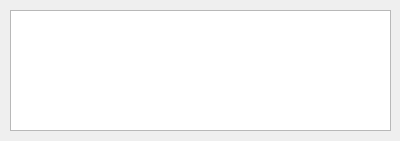
DINOZYAVIER/hospital-manager, file forms/patientrecordwidget.ui: the form before one commit.
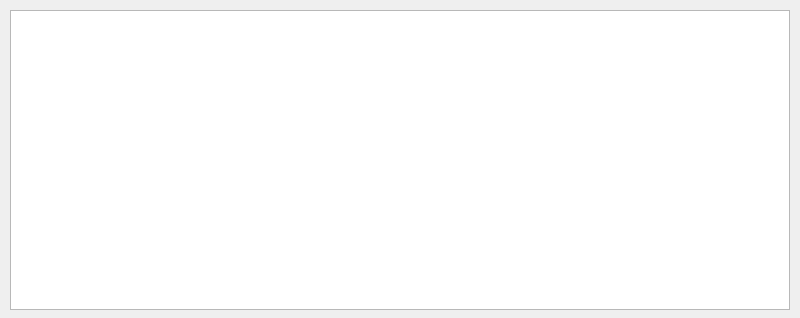
The form after the commit.

Commit message: Finished implementing custom record widget.

Diff of the .ui file:
```diff
--- a/forms/patientrecordwidget.ui
+++ b/forms/patientrecordwidget.ui
@@ -6,8 +6,8 @@
    <rect>
     <x>0</x>
     <y>0</y>
-    <width>400</width>
-    <height>141</height>
+    <width>800</width>
+    <height>318</height>
    </rect>
   </property>
   <property name="windowTitle">
@@ -18,10 +18,25 @@
     <rect>
      <x>10</x>
      <y>10</y>
-     <width>381</width>
-     <height>121</height>
+     <width>780</width>
+     <height>300</height>
     </rect>
    </property>
+   <property name="sizeAdjustPolicy">
+    <enum>QAbstractScrollArea::AdjustToContents</enum>
+   </property>
+   <attribute name="horizontalHeaderVisible">
+    <bool>true</bool>
+   </attribute>
+   <attribute name="horizontalHeaderStretchLastSection">
+    <bool>true</bool>
+   </attribute>
+   <attribute name="verticalHeaderVisible">
+    <bool>false</bool>
+   </attribute>
+   <attribute name="verticalHeaderStretchLastSection">
+    <bool>false</bool>
+   </attribute>
   </widget>
  </widget>
  <resources/>
```
The commit also changes 4 other files.
